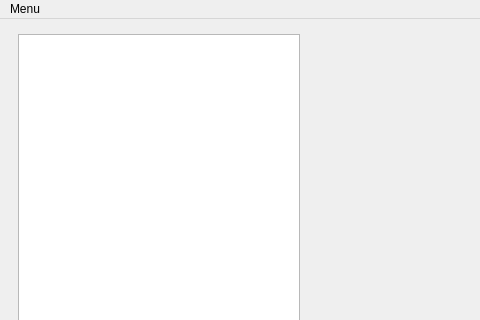
Qt form src/ui/gui/callwindow.ui (ultravideo/uvgComm) before a commit; both pictures show x 0 to 480 and y 0 to 320 of the 1280 by 720 pixel window.
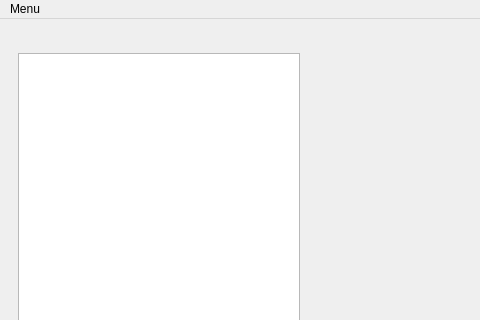
The same form after that commit. Custom widgets are drawn as their Qt base class.

Commit message: feature(GUI): Add username and server visible to main window

Patch:
```diff
--- a/src/ui/gui/callwindow.ui
+++ b/src/ui/gui/callwindow.ui
@@ -413,6 +413,19 @@
        <property name="bottomMargin">
         <number>0</number>
        </property>
+       <item>
+        <widget class="QLabel" name="our_name">
+         <property name="font">
+          <font>
+           <pointsize>8</pointsize>
+           <italic>true</italic>
+          </font>
+         </property>
+         <property name="text">
+          <string/>
+         </property>
+        </widget>
+       </item>
        <item>
         <widget class="QListWidget" name="contactList">
          <property name="sizePolicy">
```
Left out of the diff: 104 changed lines with no effect on the pictures. The commit also changes 3 other files.
